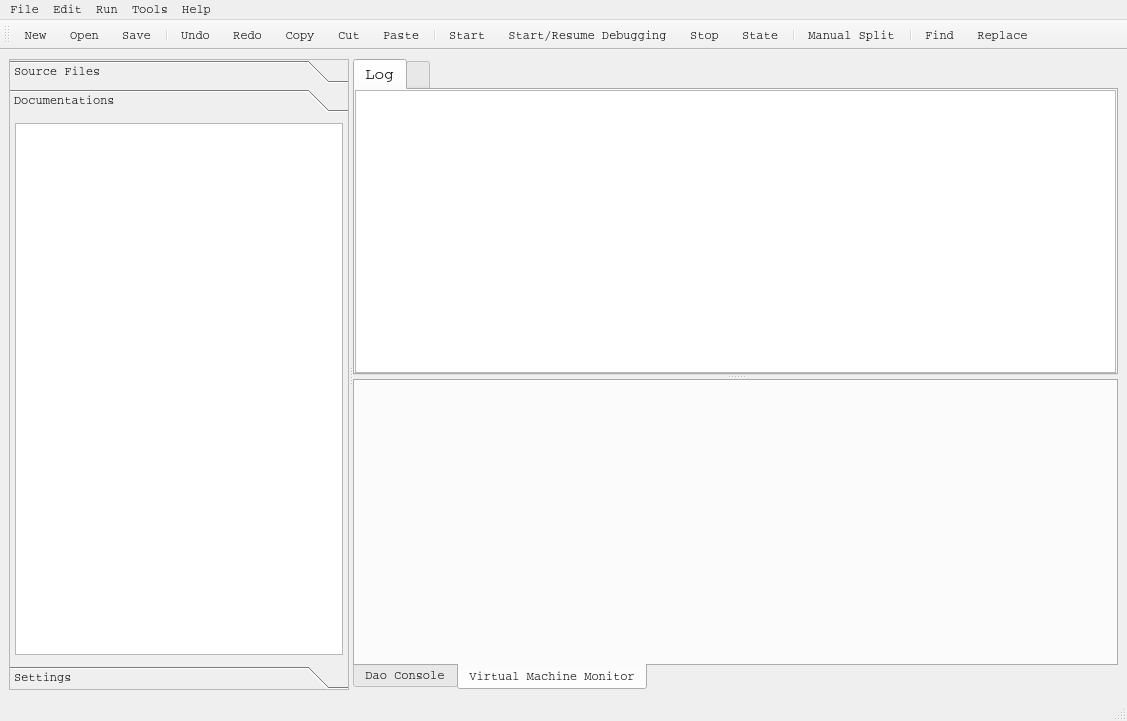
This is src/daoStudio.ui in daokoder/daostudio as Qt 5 draws it before an edit. The edited form follows.
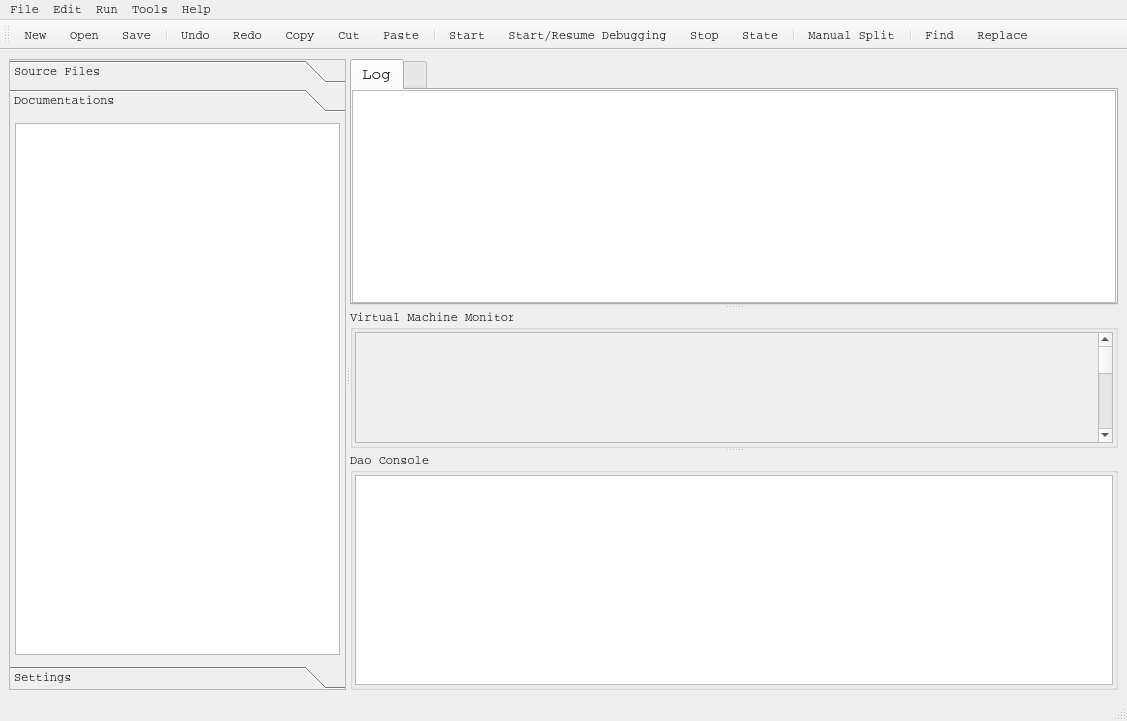
This is the edited form. The open tabs and pages were chosen to show the change. Icons and pictures are not drawn. Custom widgets are drawn as their Qt base class.

Commit message: Add: more supports for data browsing; Remove: most obsolete codes.

What changed in the file:
```diff
--- a/src/daoStudio.ui
+++ b/src/daoStudio.ui
@@ -308,8 +308,8 @@
          <rect>
           <x>0</x>
           <y>0</y>
-          <width>332</width>
-          <height>510</height>
+          <width>100</width>
+          <height>88</height>
          </rect>
         </property>
         <property name="sizePolicy">
@@ -807,26 +807,52 @@
          </attribute>
         </widget>
        </widget>
-       <widget class="QTabWidget" name="wgtScriptTabs">
+       <widget class="QGroupBox" name="wgtGroupMonitor">
+        <property name="title">
+         <string>Virtual Machine Monitor</string>
+        </property>
+        <layout class="QVBoxLayout" name="verticalLayout_8">
+         <property name="margin">
+          <number>2</number>
+         </property>
+         <item>
+          <widget class="QScrollArea" name="wgtMonitorArea">
         <property name="minimumSize">
          <size>
-          <width>500</width>
+             <width>0</width>
           <height>100</height>
          </size>
         </property>
-        <property name="tabPosition">
-         <enum>QTabWidget::South</enum>
-        </property>
-        <property name="currentIndex">
-         <number>0</number>
-        </property>
-        <widget class="QWidget" name="tab_2">
-         <attribute name="title">
+           <property name="widgetResizable">
+            <bool>true</bool>
+           </property>
+           <widget class="DaoDataWidget" name="wgtMonitor">
+            <property name="geometry">
+             <rect>
+              <x>0</x>
+              <y>0</y>
+              <width>723</width>
+              <height>400</height>
+             </rect>
+            </property>
+            <property name="minimumSize">
+             <size>
+              <width>0</width>
+              <height>400</height>
+             </size>
+            </property>
+           </widget>
+          </widget>
+         </item>
+        </layout>
+       </widget>
+       <widget class="QGroupBox" name="wgtGroupConsole">
+        <property name="title">
           <string>Dao Console</string>
-         </attribute>
-         <layout class="QHBoxLayout" name="horizontalLayout">
+        </property>
+        <layout class="QVBoxLayout" name="verticalLayout_9">
           <property name="margin">
-           <number>0</number>
+          <number>2</number>
           </property>
           <item>
            <widget class="DaoConsole" name="wgtConsole">
@@ -847,20 +873,6 @@
            </widget>
           </item>
          </layout>
-        </widget>
-        <widget class="QWidget" name="tab_4">
-         <attribute name="title">
-          <string>Virtual Machine Monitor</string>
-         </attribute>
-         <layout class="QHBoxLayout" name="horizontalLayout_4">
-          <property name="margin">
-           <number>0</number>
-          </property>
-          <item>
-           <widget class="DaoDataWidget" name="wgtMonitor" native="true"/>
-          </item>
-         </layout>
-        </widget>
        </widget>
       </widget>
      </widget>
```
Left out of the diff: 8 changed lines with no effect on the pictures. Lines whose indentation alone changed are shown as unchanged. The commit also changes 11 other files.
